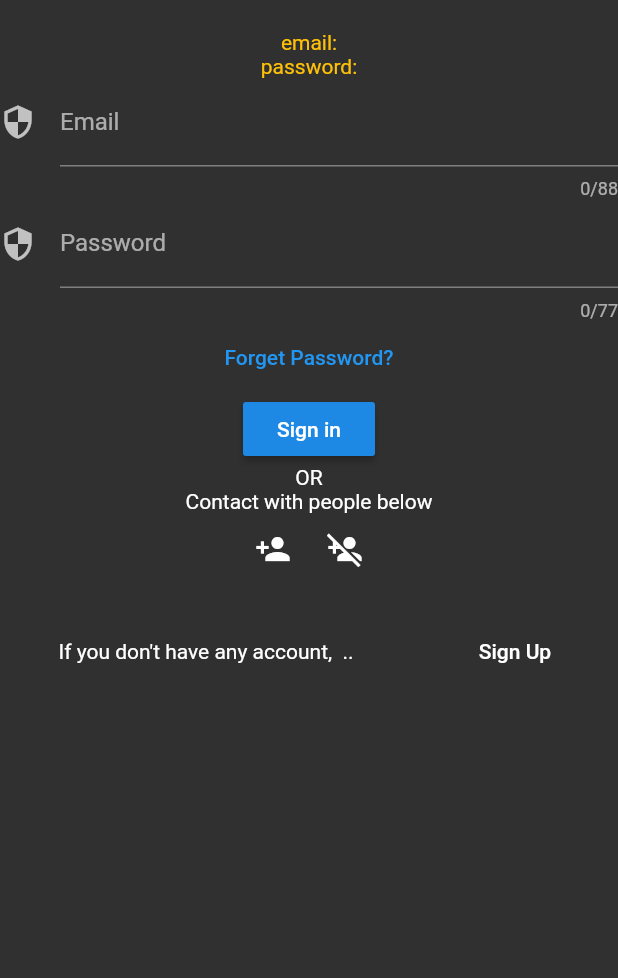
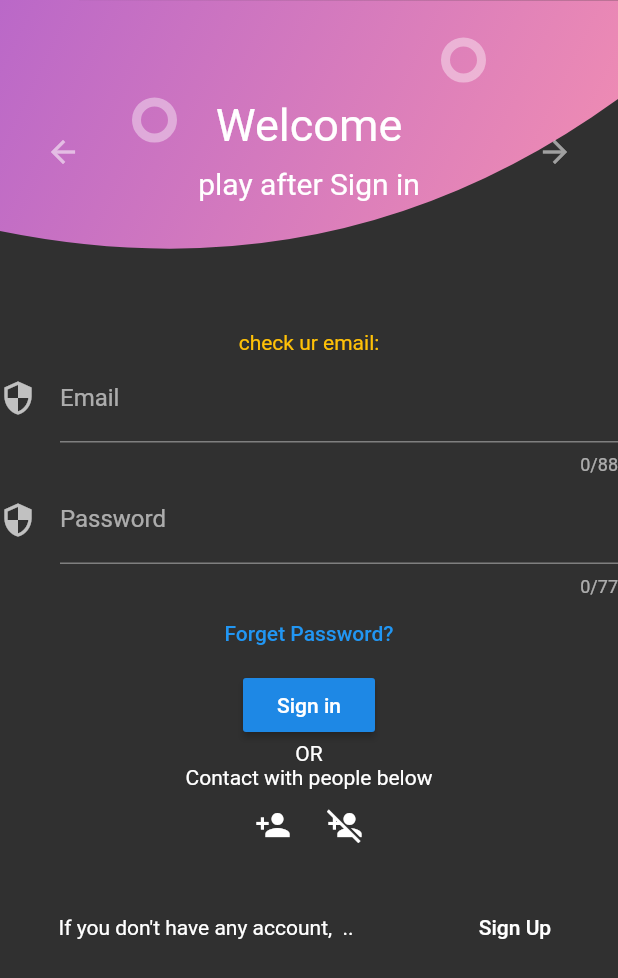
Before and after one commit to RYgithub1/faui_signin_signup, a Flutter app: the screen it shows after launch, on a phone screen of 412 x 824 dp. Shown: the top 978 px of the screen. Run offline on Flutter 3.47's test engine with Material 2 defaults, Android fonts, the phone set to English and light mode, and no system bars.

Commit message:
add_headerPart

```diff
--- a/lib/header_part.dart
+++ b/lib/header_part.dart
@@ -1,11 +1,175 @@
 import 'package:flutter/material.dart';
 
 
-class HeaderPart extends StatelessWidget {
+class HeaderPart extends StatefulWidget {
+  @override
+  _HeaderPartState createState() => _HeaderPartState();
+}
+
+
+class _HeaderPartState extends State<HeaderPart> {
+  @override
+  Widget build(BuildContext context) {
+    final double height = 200;
+    return Container(
+      height: height,
+      child: Stack(    /// [Stack]重ねる=くり抜き風
+        children: <Widget>[
+          Align(
+            alignment: Alignment.topCenter,
+            child: _HeaderBackground(height: height),  /// [高さ合わせるべくclassに渡す]named parameterで渡す
+          ),
+          Align(
+            alignment: Alignment.topCenter,
+            child: _HeaderCircles(height: height),
+          ),
+          Align(
+            alignment: Alignment.topCenter,
+            child: _HeaderTitle(),   /// [タイトルゆえpassingなし]
+          ),
+          Positioned(  /// [カスタムで遷移ボタンを追加する場合Stack]
+            top: 77,
+            left: 18,
+            child: _HeaderBackButton(),
+          ),
+          Positioned(  /// [カスタムで遷移ボタンを追加する場合Stack]
+            top: 77,
+            right: 18,
+            child: _HeaderForwardButton(),
+          ),
+        ],
+      ),
+    );
+  }
+}
+
+
+
+/// ========[sup Class]================================================
+/// +++[_HeaderBackground]++++++++++++++++++++++++++
+class _HeaderBackground extends StatelessWidget {
+  final double height;
+  _HeaderBackground({Key key, @required this.height}) : super(key: key);
+  @override
+  Widget build(BuildContext context) {
+    return ClipPath(
+      clipper: _HeaderCurveClipper(),
+      child: Container(
+        width: double.infinity,
+        height: height,
+        decoration: BoxDecoration(
+          gradient: LinearGradient(  /// [Gradiation]
+            begin: FractionalOffset.topLeft,
+            end: FractionalOffset.bottomRight,
+            colors: [Colors.purple[300], Colors.pink[200]],
+            stops: [0, 1],
+          ),
+        ),
+      ),
+    );
+  }
+}
+class _HeaderCurveClipper extends CustomClipper<Path> {
+  @override
+  Path getClip(Size size) {
+    return Path()
+      ..lineTo(0, size.height * 0.77)
+      ..quadraticBezierTo(
+        size.width * 0.55,
+        size.height,
+        size.width,
+        size.height * 0.33,
+      )
+      ..lineTo(size.width, 0.11)
+      ..close();
+  }
+  @override
+  bool shouldReclip(CustomClipper<Path> oldClipper) {
+    return true;
+  }
+}
+
+
+/// +++[_HeaderCircles]+++++++++++++++++++++++++++++++
+class _HeaderCircles extends StatelessWidget{
+  // final int height;
+  final double height;
+  _HeaderCircles({Key key, @required this.height}) : super(key:key);
+  @override
+  Widget build(BuildContext context) {
+    return CustomPaint(     /// [CustomPaint]
+      painter: _HeaderCirclePainter(),
+      child: Container(
+        width: double.infinity,
+        height: height,
+      ),
+    );
+  }
+}
+class _HeaderCirclePainter extends CustomPainter {  /// [extends CustomPainter]
+  @override
+  void paint(Canvas canvas, Size size) {
+    final paint = Paint()
+      ..color = Colors.white.withOpacity(0.4)
+      ..style = PaintingStyle.stroke
+      ..strokeWidth = 6;
+    canvas.drawCircle(
+      Offset(size.width * 0.25, size.height * 0.4),
+      12,
+      paint,
+    );
+    canvas.drawCircle(
+      Offset(size.width * 0.75, size.height * 0.2),
+      12,
+      paint,
+    );
+  }
+  @override
+  bool shouldRepaint(CustomPainter oldDelegate) {
+    return false;
+  }
+}
+
+
+/// +++[_HeaderTitle]+++++++++++++++++++++++++
+class _HeaderTitle extends StatelessWidget {
+  // _HeaderTitle({Key key,}) : super(key:key);
+  @override
+  Widget build(BuildContext context) {
+    return Column(
+      mainAxisAlignment: MainAxisAlignment.center,
+      children: <Widget>[
+        Text("Welcome", style:TextStyle(fontSize: 30.0)),
+        SizedBox(height: 10.0),
+        Text("play after Sign in", style:TextStyle(fontSize: 20.0)),
+      ],
+    );
+  }
+}
+
+
+/// +++[_HeaderBackButton && _HeaderForwardButton]+++++++++++++++++++++++++
+class _HeaderBackButton extends StatelessWidget {
   @override
   Widget build(BuildContext context) {
     return Container(
-
+      child: IconButton(
+        icon: Icon(Icons.arrow_back),
+        onPressed: (){},
+        color: Colors.white54,
+      ),
     );
   }
 }
+class _HeaderForwardButton extends StatelessWidget {
+  @override
+  Widget build(BuildContext context) {
+    return Container(
+      child: IconButton(
+        icon: Icon(Icons.arrow_forward),
+        onPressed: (){},
+        color: Colors.white54,
+      ),
+    );
+  }
+}
--- a/lib/home_page.dart
+++ b/lib/home_page.dart
@@ -12,7 +12,7 @@ class HomePage extends StatelessWidget {
         child: SingleChildScrollView(   /// 部分のcolumnでなく全体のこっち[SingleChildScrollView]
           child: Column(
             children: [
-              // HeaderPart(),
+              HeaderPart(),
               InputPart(),
               FooterPart(),
             ]
--- a/lib/input_part.dart
+++ b/lib/input_part.dart
@@ -29,8 +29,8 @@ class _InputPartState extends State<InputPart> {
     return Column(
       children: <Widget>[
         SizedBox(height:20.0),
-        Text("email:$_textEmail", style:TextStyle(color: Colors.amber)),
-        Text("password:$_textPassword", style:TextStyle(color: Colors.amber)),
+        Text("check ur email:$_textEmail", style:TextStyle(color: Colors.amber)),
+        /// Text("password:$_textPassword", style:TextStyle(color: Colors.amber)), ///[表示されたら困る為///]
 
         TextField(  /// [TextField...EMAIL]
           maxLength: 88,  // 入力数
```
Also changed, not shown: 1 other file.
